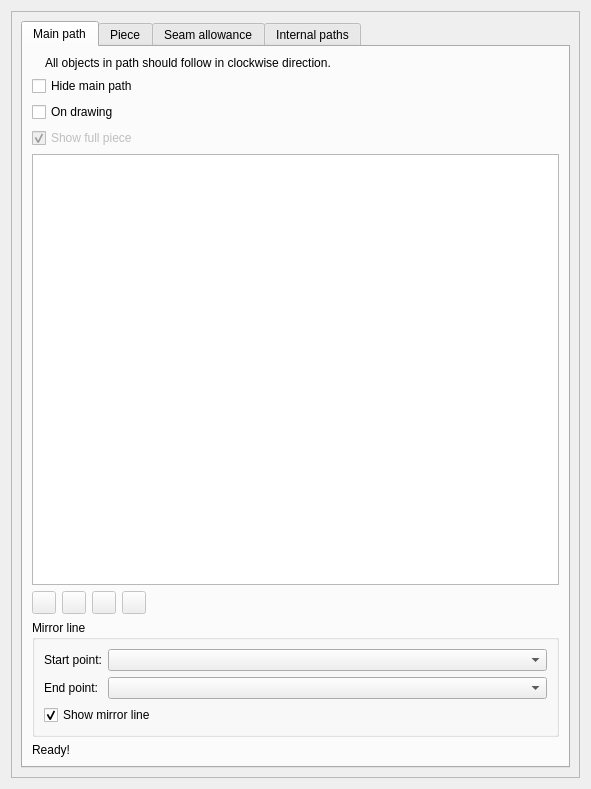
This is src/libs/vtools/dialogs/tools/piece/tabs/tabpaths.ui in dismine/valentina as Qt 5 draws it before an edit. The edited form follows.
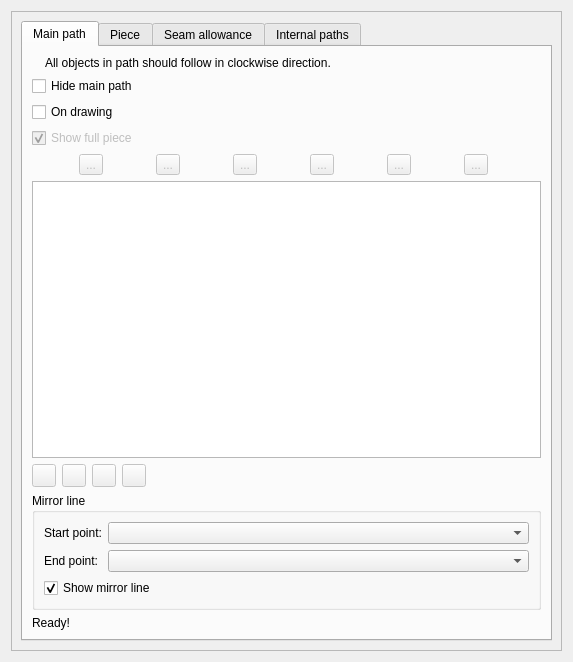
This is the edited form. Icons and pictures are not drawn. Custom widgets are drawn as their Qt base class.

Diff of the .ui file:
```diff
--- a/src/libs/vtools/dialogs/tools/piece/tabs/tabpaths.ui
+++ b/src/libs/vtools/dialogs/tools/piece/tabs/tabpaths.ui
@@ -6,8 +6,8 @@
    <rect>
     <x>0</x>
     <y>0</y>
-    <width>591</width>
-    <height>789</height>
+    <width>573</width>
+    <height>662</height>
    </rect>
   </property>
   <property name="windowTitle">
@@ -28,8 +28,8 @@
        <rect>
         <x>0</x>
         <y>0</y>
-        <width>571</width>
-        <height>769</height>
+        <width>553</width>
+        <height>642</height>
        </rect>
       </property>
       <layout class="QVBoxLayout" name="verticalLayout">
@@ -106,6 +106,121 @@
              </property>
             </widget>
            </item>
+           <item>
+            <layout class="QHBoxLayout" name="horizontalLayout_4">
+             <item>
+              <widget class="QToolButton" name="toolButtonReverse">
+               <property name="enabled">
+                <bool>false</bool>
+               </property>
+               <property name="toolTip">
+                <string>Reverse node direction</string>
+               </property>
+               <property name="text">
+                <string notr="true">...</string>
+               </property>
+               <property name="icon">
+                <iconset theme="list-remove"/>
+               </property>
+               <property name="checkable">
+                <bool>true</bool>
+               </property>
+              </widget>
+             </item>
+             <item>
+              <widget class="QToolButton" name="toolButtonExcluded">
+               <property name="enabled">
+                <bool>false</bool>
+               </property>
+               <property name="toolTip">
+                <string>Excluded node</string>
+               </property>
+               <property name="text">
+                <string notr="true">...</string>
+               </property>
+               <property name="icon">
+                <iconset theme="format-text-strikethrough"/>
+               </property>
+               <property name="checkable">
+                <bool>true</bool>
+               </property>
+              </widget>
+             </item>
+             <item>
+              <widget class="QToolButton" name="toolButtonTurnPoint">
+               <property name="enabled">
+                <bool>false</bool>
+               </property>
+               <property name="toolTip">
+                <string>Turn point</string>
+               </property>
+               <property name="text">
+                <string notr="true">...</string>
+               </property>
+               <property name="icon">
+                <iconset theme="snap-nodes-rotation-center"/>
+               </property>
+               <property name="checkable">
+                <bool>true</bool>
+               </property>
+              </widget>
+             </item>
+             <item>
+              <widget class="QToolButton" name="toolButtonCheckUniqness">
+               <property name="enabled">
+                <bool>false</bool>
+               </property>
+               <property name="toolTip">
+                <string>Check node uniqness</string>
+               </property>
+               <property name="text">
+                <string notr="true">...</string>
+               </property>
+               <property name="icon">
+                <iconset theme="draw-star"/>
+               </property>
+               <property name="checkable">
+                <bool>true</bool>
+               </property>
+              </widget>
+             </item>
+             <item>
+              <widget class="QToolButton" name="toolButtonPassmark">
+               <property name="enabled">
+                <bool>false</bool>
+               </property>
+               <property name="toolTip">
+                <string>Notch</string>
+               </property>
+               <property name="text">
+                <string notr="true">...</string>
+               </property>
+               <property name="icon">
+                <iconset theme="add-placemark"/>
+               </property>
+               <property name="checkable">
+                <bool>true</bool>
+               </property>
+              </widget>
+             </item>
+             <item>
+              <widget class="QToolButton" name="toolButtonDelete">
+               <property name="enabled">
+                <bool>false</bool>
+               </property>
+               <property name="toolTip">
+                <string>Delete node</string>
+               </property>
+               <property name="text">
+                <string notr="true">...</string>
+               </property>
+               <property name="icon">
+                <iconset theme="edit-delete"/>
+               </property>
+              </widget>
+             </item>
+            </layout>
+           </item>
            <item>
             <widget class="QListWidget" name="listWidgetMainPath">
              <property name="dragDropMode">
```
